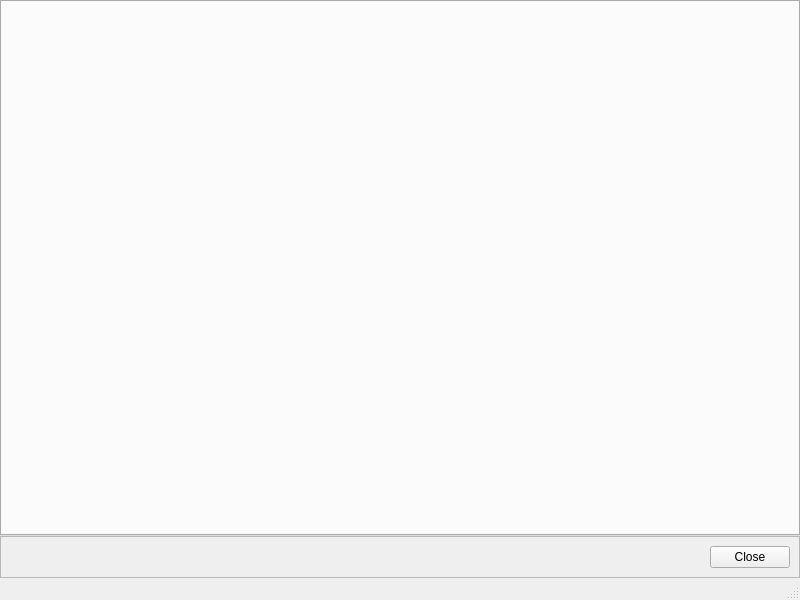
ilastik/ilastik, file ilastik/widgets/ipcserver/ipcServerInfoWindow.ui: the form before one commit.
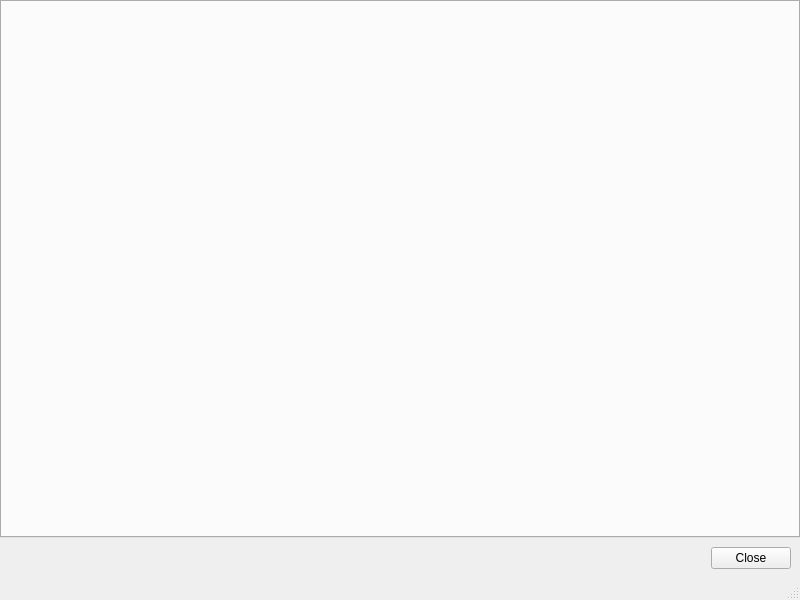
The form after the commit.

Diff of the .ui file:
```diff
--- a/ilastik/widgets/ipcserver/ipcServerInfoWindow.ui
+++ b/ilastik/widgets/ipcserver/ipcServerInfoWindow.ui
@@ -27,10 +27,13 @@
     <item>
      <widget class="QFrame" name="frame">
       <property name="frameShape">
-       <enum>QFrame::StyledPanel</enum>
+       <enum>QFrame::NoFrame</enum>
       </property>
       <property name="frameShadow">
-       <enum>QFrame::Raised</enum>
+       <enum>QFrame::Plain</enum>
+      </property>
+      <property name="lineWidth">
+       <number>0</number>
       </property>
       <layout class="QHBoxLayout" name="horizontalLayout">
        <item>
```
